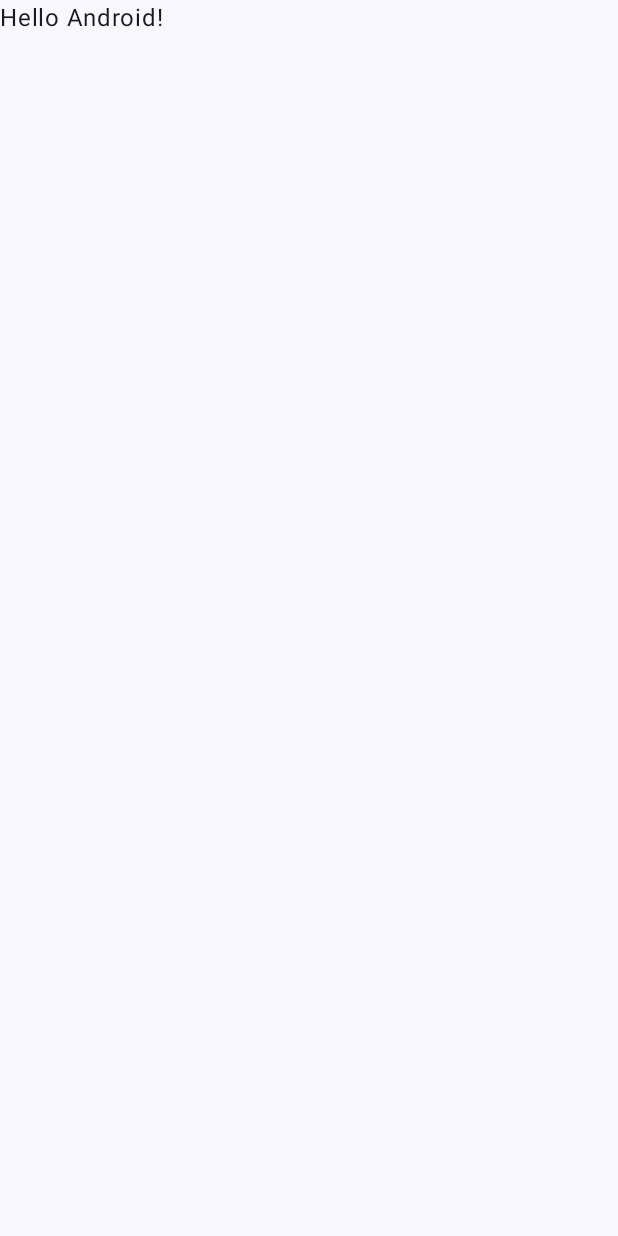
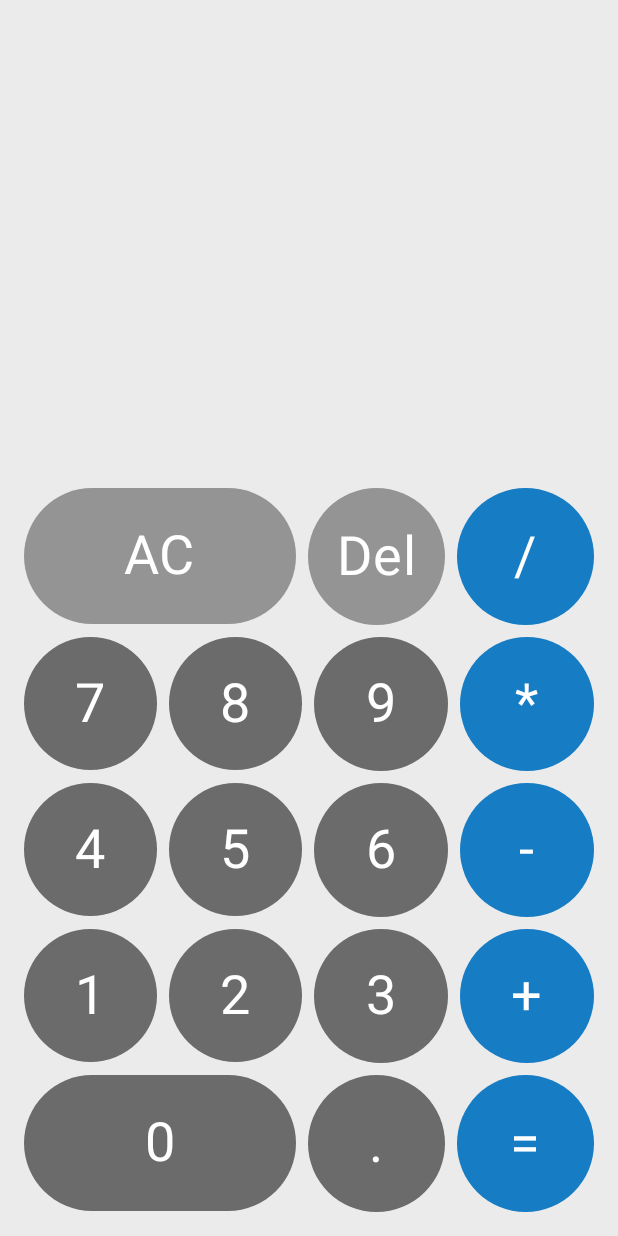
Before and after one commit to ricotronics-android/calculator, an Android app built with Jetpack Compose: the screen it shows after launch (MainActivity), on a phone screen of 412 x 824 dp. Before the commit the screen is almost empty. Run offline under Robolectric (Android 15) with nearby library versions, the phone set to English and light mode, and no system bars.

Commit message:
Added simple calculator ui with viewmodel and state to calculate

```diff
--- a/app/build.gradle
+++ b/app/build.gradle
@@ -46,6 +46,7 @@ dependencies {
     implementation libs.androidx.ui.graphics
     implementation libs.androidx.ui.tooling.preview
     implementation libs.androidx.material3
+    implementation libs.androidx.room.runtime.android
     testImplementation libs.junit
     androidTestImplementation libs.androidx.junit
     androidTestImplementation libs.androidx.espresso.core
@@ -54,5 +55,5 @@ dependencies {
     debugImplementation libs.androidx.ui.tooling
     debugImplementation libs.androidx.ui.test.manifest
 
-    implementation androidx.lifecycle:lifecycle-viewmodel-compose:2.4.1
+    implementation libs.androidx.lifecycle.viewmodel.compose
 }
--- /dev/null
+++ b/app/src/main/java/com/ricotronics/calculator/Calculator.kt
@@ -0,0 +1,257 @@
+package com.ricotronics.calculator
+
+import androidx.compose.foundation.background
+import androidx.compose.foundation.layout.Arrangement
+import androidx.compose.foundation.layout.Box
+import androidx.compose.foundation.layout.Column
+import androidx.compose.foundation.layout.Row
+import androidx.compose.foundation.layout.aspectRatio
+import androidx.compose.foundation.layout.fillMaxWidth
+import androidx.compose.foundation.layout.padding
+import androidx.compose.material3.Text
+import androidx.compose.runtime.Composable
+import androidx.compose.ui.Alignment
+import androidx.compose.ui.Modifier
+import androidx.compose.ui.text.font.FontWeight
+import androidx.compose.ui.text.style.TextAlign
+import androidx.compose.ui.unit.Dp
+import androidx.compose.ui.unit.dp
+import androidx.compose.ui.unit.sp
+import com.ricotronics.calculator.ui.theme.DarkGray
+import com.ricotronics.calculator.ui.theme.DeepBlue
+import com.ricotronics.calculator.ui.theme.MediumGray
+
+@Composable
+fun Calculator(
+    modifier: Modifier = Modifier,
+    state: CalculatorState,
+    buttonSpacing: Dp = 8.dp,
+    onAction: (CalculatorAction) -> Unit
+) {
+    Box(
+        modifier = modifier
+    ) {
+        Column(
+            modifier = Modifier
+                .fillMaxWidth()
+                .align(Alignment.BottomCenter),
+            verticalArrangement = Arrangement.spacedBy(buttonSpacing)
+        ) {
+            Text(
+                text = state.number1 + (state.operation?.symbol ?: "") + state.number2,
+                textAlign = TextAlign.End,
+                modifier = Modifier
+                    .fillMaxWidth()
+                    .padding(vertical = 32.dp),
+                fontWeight = FontWeight.Light,
+                fontSize = 80.sp,
+                maxLines = 2
+            )
+            Row(
+                modifier = Modifier.fillMaxWidth(),
+                horizontalArrangement = Arrangement.spacedBy(buttonSpacing)
+            ) {
+                CalculatorButton(
+                    symbol = "AC",
+                    modifier = Modifier
+                        .background(MediumGray)
+                        .aspectRatio(2f)
+                        .weight(2f),
+                    onClick = {
+                        onAction(CalculatorAction.Clear)
+                    }
+                )
+                CalculatorButton(
+                    symbol = "Del",
+                    modifier = Modifier
+                        .background(MediumGray)
+                        .aspectRatio(1f)
+                        .weight(1f),
+                    onClick = {
+                        onAction(CalculatorAction.Delete)
+                    }
+                )
+                CalculatorButton(
+                    symbol = "/",
+                    modifier = Modifier
+                        .background(DeepBlue)
+                        .aspectRatio(1f)
+                        .weight(1f),
+                    onClick = {
+                        onAction(CalculatorAction.Operation(CalculatorOperation.Divide))
+                    }
+                )
+            }
+            Row(
+                modifier = Modifier.fillMaxWidth(),
+                horizontalArrangement = Arrangement.spacedBy(buttonSpacing)
+            ) {
+                CalculatorButton(
+                    symbol = "7",
+                    modifier = Modifier
+                        .background(DarkGray)
+                        .aspectRatio(1f)
+                        .weight(1f),
+                    onClick = {
+                        onAction(CalculatorAction.Number(7))
+                    }
+                )
+                CalculatorButton(
+                    symbol = "8",
+                    modifier = Modifier
+                        .background(DarkGray)
+                        .aspectRatio(1f)
+                        .weight(1f),
+                    onClick = {
+                        onAction(CalculatorAction.Number(8))
+                    }
+                )
+                CalculatorButton(
+                    symbol = "9",
+                    modifier = Modifier
+                        .background(DarkGray)
+                        .aspectRatio(1f)
+                        .weight(1f),
+                    onClick = {
+                        onAction(CalculatorAction.Number(9))
+                    }
+                )
+                CalculatorButton(
+                    symbol = "*",
+                    modifier = Modifier
+                        .background(DeepBlue)
+                        .aspectRatio(1f)
+                        .weight(1f),
+                    onClick = {
+                        onAction(CalculatorAction.Operation(CalculatorOperation.Multiply))
+                    }
+                )
+            }
+            Row(
+                modifier = Modifier.fillMaxWidth(),
+                horizontalArrangement = Arrangement.spacedBy(buttonSpacing)
+            ) {
+                CalculatorButton(
+                    symbol = "4",
+                    modifier = Modifier
+                        .background(DarkGray)
+                        .aspectRatio(1f)
+                        .weight(1f),
+                    onClick = {
+                        onAction(CalculatorAction.Number(4))
+                    }
+                )
+                CalculatorButton(
+                    symbol = "5",
+                    modifier = Modifier
+                        .background(DarkGray)
+                        .aspectRatio(1f)
+                        .weight(1f),
+                    onClick = {
+                        onAction(CalculatorAction.Number(5))
+                    }
+                )
+                CalculatorButton(
+                    symbol = "6",
+                    modifier = Modifier
+                        .background(DarkGray)
+                        .aspectRatio(1f)
+                        .weight(1f),
+                    onClick = {
+                        onAction(CalculatorAction.Number(6))
+                    }
+                )
+                CalculatorButton(
+                    symbol = "-",
+                    modifier = Modifier
+                        .background(DeepBlue)
+                        .aspectRatio(1f)
+                        .weight(1f),
+                    onClick = {
+                        onAction(CalculatorAction.Operation(CalculatorOperation.Subtract))
+                    }
+                )
+            }
+            Row(
+                modifier = Modifier.fillMaxWidth(),
+                horizontalArrangement = Arrangement.spacedBy(buttonSpacing)
+            ) {
+                CalculatorButton(
+                    symbol = "1",
+                    modifier = Modifier
+                        .background(DarkGray)
+                        .aspectRatio(1f)
+                        .weight(1f),
+                    onClick = {
+                        onAction(CalculatorAction.Number(1))
+                    }
+                )
+                CalculatorButton(
+                    symbol = "2",
+                    modifier = Modifier
+                        .background(DarkGray)
+                        .aspectRatio(1f)
+                        .weight(1f),
+                    onClick = {
+                        onAction(CalculatorAction.Number(2))
+                    }
+                )
+                CalculatorButton(
+                    symbol = "3",
+                    modifier = Modifier
+                        .background(DarkGray)
+                        .aspectRatio(1f)
+                        .weight(1f),
+                    onClick = {
+                        onAction(CalculatorAction.Number(3))
+                    }
+                )
+                CalculatorButton(
+                    symbol = "+",
+                    modifier = Modifier
+                        .background(DeepBlue)
+                        .aspectRatio(1f)
+                        .weight(1f),
+                    onClick = {
+                        onAction(CalculatorAction.Operation(CalculatorOperation.Add))
+                    }
+                )
+            }
+            Row(
+                modifier = Modifier.fillMaxWidth(),
+                horizontalArrangement = Arrangement.spacedBy(buttonSpacing)
+            ) {
+                CalculatorButton(
+                    symbol = "0",
+                    modifier = Modifier
+                        .background(DarkGray)
+                        .aspectRatio(2f)
+                        .weight(2f),
+                    onClick = {
+                        onAction(CalculatorAction.Number(0))
+                    }
+                )
+                CalculatorButton(
+                    symbol = ".",
+                    modifier = Modifier
+                        .background(DarkGray)
+                        .aspectRatio(1f)
+                        .weight(1f),
+                    onClick = {
+                        onAction(CalculatorAction.Decimal)
+                    }
+                )
+                CalculatorButton(
+                    symbol = "=",
+                    modifier = Modifier
+                        .background(DeepBlue)
+                        .aspectRatio(1f)
+                        .weight(1f),
+                    onClick = {
+                        onAction(CalculatorAction.Calculate)
+                    }
+                )
+            }
+        }
+    }
+}
--- /dev/null
+++ b/app/src/main/java/com/ricotronics/calculator/CalculatorButton.kt
@@ -0,0 +1,33 @@
+package com.ricotronics.calculator
+
+import androidx.compose.foundation.clickable
+import androidx.compose.foundation.layout.Box
+import androidx.compose.foundation.shape.CircleShape
+import androidx.compose.material3.Text
+import androidx.compose.runtime.Composable
+import androidx.compose.ui.Alignment
+import androidx.compose.ui.Modifier
+import androidx.compose.ui.draw.clip
+import androidx.compose.ui.graphics.Color
+import androidx.compose.ui.unit.sp
+
+@Composable
+fun CalculatorButton(
+    symbol: String,
+    modifier: Modifier = Modifier,
+    onClick: () -> Unit
+) {
+    Box(
+        contentAlignment = Alignment.Center,
+        modifier = Modifier
+            .clip(CircleShape)
+            .clickable { onClick() }
+            .then(modifier)
+    ) {
+        Text(
+            text = symbol,
+            fontSize = 36.sp,
+            color = Color.White,
+        )
+    }
+}
--- /dev/null
+++ b/app/src/main/java/com/ricotronics/calculator/CalculatorState.kt
@@ -0,0 +1,7 @@
+package com.ricotronics.calculator
+
+data class CalculatorState(
+    val number1: String = "",
+    val number2: String = "",
+    val operation: CalculatorOperation? = null
+)
--- a/app/src/main/java/com/ricotronics/calculator/MainActivity.kt
+++ b/app/src/main/java/com/ricotronics/calculator/MainActivity.kt
@@ -4,14 +4,15 @@ import android.os.Bundle
 import androidx.activity.ComponentActivity
 import androidx.activity.compose.setContent
 import androidx.activity.enableEdgeToEdge
-import androidx.compose.foundation.layout.fillMaxSize
+import androidx.compose.foundation.background
+import androidx.compose.foundation.layout.fillMaxHeight
+import androidx.compose.foundation.layout.fillMaxWidth
 import androidx.compose.foundation.layout.padding
-import androidx.compose.material3.Scaffold
-import androidx.compose.material3.Text
-import androidx.compose.runtime.Composable
 import androidx.compose.ui.Modifier
-import androidx.compose.ui.tooling.preview.Preview
+import androidx.compose.ui.unit.dp
+import androidx.lifecycle.viewmodel.compose.viewModel
 import com.ricotronics.calculator.ui.theme.CalculatorTheme
+import com.ricotronics.calculator.ui.theme.LightWhite
 
 class MainActivity : ComponentActivity() {
     override fun onCreate(savedInstanceState: Bundle?) {
@@ -19,29 +20,20 @@ class MainActivity : ComponentActivity() {
         enableEdgeToEdge()
         setContent {
             CalculatorTheme {
-                Scaffold(modifier = Modifier.fillMaxSize()) { innerPadding ->
-                    Greeting(
-                        name = "Android",
-                        modifier = Modifier.padding(innerPadding)
+                val viewModel = viewModel<CalculatorViewModel>()
+                val state = viewModel.state
+                val buttonSpacing = 8.dp
+                Calculator(
+                    state = state,
+                    modifier = Modifier
+                        .fillMaxWidth()
+                        .fillMaxHeight()
+                        .background(LightWhite)
+                        .padding(16.dp),
+                    buttonSpacing = buttonSpacing,
+                    onAction = viewModel::onAction
                     )
-                }
             }
         }
     }
 }
-
-@Composable
-fun Greeting(name: String, modifier: Modifier = Modifier) {
-    Text(
-        text = "Hello $name!",
-        modifier = modifier
-    )
-}
-
-@Preview(showBackground = true)
-@Composable
-fun GreetingPreview() {
-    CalculatorTheme {
-        Greeting("Android")
-    }
-}
--- a/app/src/main/java/com/ricotronics/calculator/ui/theme/Color.kt
+++ b/app/src/main/java/com/ricotronics/calculator/ui/theme/Color.kt
@@ -9,3 +9,8 @@ val Pink80 = Color(0xFFEFB8C8)
 val Purple40 = Color(0xFF6650a4)
 val PurpleGrey40 = Color(0xFF625b71)
 val Pink40 = Color(0xFF7D5260)
+
+val DeepBlue = Color(0xff167cc4)
+val LightWhite = Color(0xffebebeb)
+val MediumGray = Color(0xff949494)
+val DarkGray = Color(0xff6b6b6b)
--- a/gradle/libs.versions.toml
+++ b/gradle/libs.versions.toml
@@ -8,9 +8,11 @@ espressoCore = "3.6.1"
 lifecycleRuntimeKtx = "2.8.7"
 activityCompose = "1.10.1"
 composeBom = "2024.09.00"
+roomRuntimeAndroid = "2.7.1"
 
 [libraries]
 androidx-core-ktx = { group = "androidx.core", name = "core-ktx", version.ref = "coreKtx" }
+androidx-lifecycle-viewmodel-compose = { module = "androidx.lifecycle:lifecycle-viewmodel-compose", version.ref = "lifecycleRuntimeKtx" }
 junit = { group = "junit", name = "junit", version.ref = "junit" }
 androidx-junit = { group = "androidx.test.ext", name = "junit", version.ref = "junitVersion" }
 androidx-espresso-core = { group = "androidx.test.espresso", name = "espresso-core", version.ref = "espressoCore" }
@@ -24,6 +26,7 @@ androidx-ui-tooling-preview = { group = "androidx.compose.ui", name = "ui-toolin
 androidx-ui-test-manifest = { group = "androidx.compose.ui", name = "ui-test-manifest" }
 androidx-ui-test-junit4 = { group = "androidx.compose.ui", name = "ui-test-junit4" }
 androidx-material3 = { group = "androidx.compose.material3", name = "material3" }
+androidx-room-runtime-android = { group = "androidx.room", name = "room-runtime-android", version.ref = "roomRuntimeAndroid" }
 
 [plugins]
 android-application = { id = "com.android.application", version.ref = "agp" }
```
Also changed, not shown: app/src/main/java/com/ricotronics/calculator/CalculatorAction.kt (added, +10 -0 lines), app/src/main/java/com/ricotronics/calculator/CalculatorOperation.kt (added, +10 -0 lines), app/src/main/java/com/ricotronics/calculator/CalculatorViewModel.kt (added, +79 -0 lines).
